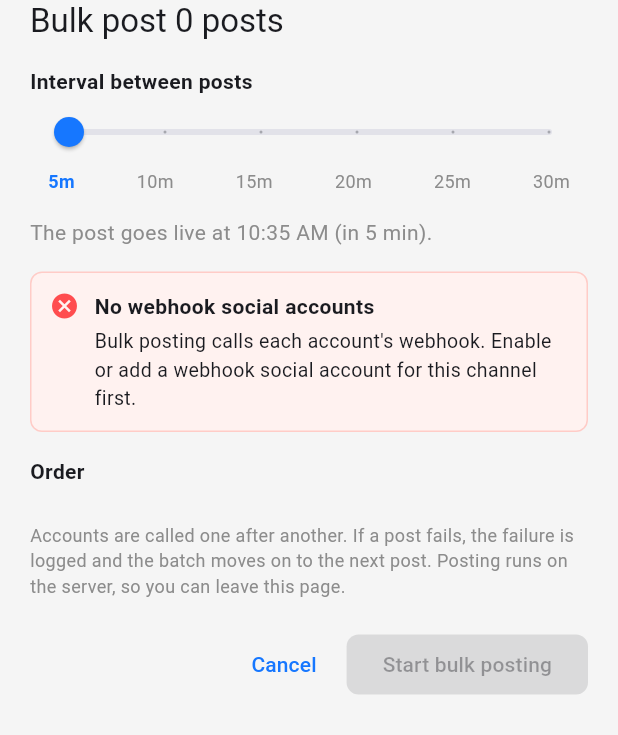
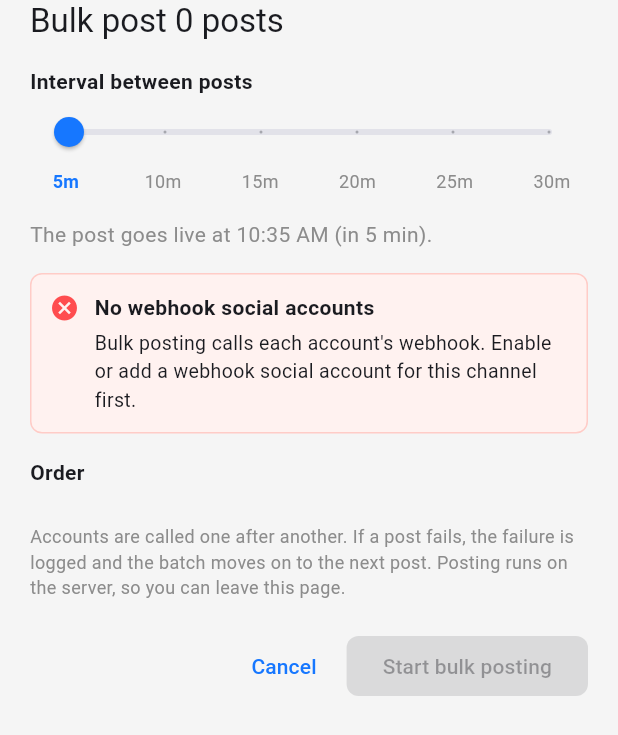
Before and after one commit to anushibinj/postintime, a Flutter app: the BulkPublishSheet widget shown alone on an empty page, opened directly with empty values, on a phone screen of 412 x 824 dp. Shown: the top 735 px of the screen. Run offline on Flutter 3.47's test engine with Material 3 defaults, Android fonts, the phone set to English and light mode, and no system bars; our stand-ins replace dio, flutter_riverpod, flutter_secure_storage, go_router, image_picker, shared_preferences; accounts and stored records are empty.

Commit message:
Name the post and channel rows for screen readers, bolden post titles, align slider labels
Co-Authored-By: Claude Sonnet 5.5 <noreply@anthropic.com>
Claude-Session: https://claude.ai/code/session_01M9XyenHJLx9epz3XCDLHtH

```diff
--- a/mobile/lib/features/bulk_publish/bulk_publish_sheet.dart
+++ b/mobile/lib/features/bulk_publish/bulk_publish_sheet.dart
@@ -56,8 +56,10 @@ class _BulkPublishSheetState extends ConsumerState<BulkPublishSheet> {
     final enabled = widget.accounts.where((account) => account.enabled).toList();
     final webhookAccounts = enabled.where((account) => account.postingMode == PostingMode.webhook).toList();
     final manualAccounts = enabled.where((account) => account.postingMode == PostingMode.manual).toList();
-    final pickedIds =
-        webhookAccounts.where((account) => !_excludedIds.contains(account.id)).map((account) => account.id).toList();
+    final pickedIds = webhookAccounts
+        .where((account) => !_excludedIds.contains(account.id))
+        .map((account) => account.id)
+        .toList();
     final first = firstSlot(widget.queueTail, _interval, now);
     final last = first.add(Duration(minutes: _interval * (posts.length - 1).clamp(0, 1 << 30)));
     final startsNow = !first.isAfter(now);
@@ -93,7 +95,15 @@ class _BulkPublishSheetState extends ConsumerState<BulkPublishSheet> {
             Text('Bulk post ${posts.length} $plural', style: Theme.of(context).textTheme.titleLarge),
             const SizedBox(height: 16),
             const Text('Interval between posts', style: TextStyle(fontWeight: FontWeight.w600)),
-            Semantics(
+            // The track is inset by the overlay radius, which is pinned here so the labels below can
+            // sit exactly under the slider's stops.
+            SliderTheme(
+              data: SliderTheme.of(context).copyWith(
+                overlayShape: const RoundSliderOverlayShape(overlayRadius: _sliderInset),
+                trackShape: const RoundedRectSliderTrackShape(),
+                thumbShape: const RoundSliderThumbShape(),
+              ),
+              child: Semantics(
                 label: 'Interval between posts in minutes',
                 child: Slider(
                   min: bulkIntervalMin.toDouble(),
@@ -104,23 +114,8 @@ class _BulkPublishSheetState extends ConsumerState<BulkPublishSheet> {
                   onChanged: (value) => setState(() => _interval = normalizeInterval(value)),
                 ),
               ),
-            Padding(
-              padding: const EdgeInsets.symmetric(horizontal: 12),
-              child: Row(
-                mainAxisAlignment: MainAxisAlignment.spaceBetween,
-                children: [
-                  for (final mark in intervalMarks().entries)
-                    Text(
-                      mark.value,
-                      style: TextStyle(
-                        fontSize: 12,
-                        color: mark.key == _interval ? AppColors.primary : AppColors.secondaryText,
-                        fontWeight: mark.key == _interval ? FontWeight.w600 : FontWeight.normal,
             ),
-                    ),
-                ],
-              ),
-            ),
+            _IntervalMarks(selected: _interval),
             const SizedBox(height: 16),
             Text(summary.toString(), style: AppText.secondary),
             const SizedBox(height: 16),
@@ -128,7 +123,8 @@ class _BulkPublishSheetState extends ConsumerState<BulkPublishSheet> {
               const AppAlert(
                 type: AlertType.error,
                 title: 'No webhook social accounts',
-                description: "Bulk posting calls each account's webhook. Enable or add a webhook social account "
+                description:
+                    "Bulk posting calls each account's webhook. Enable or add a webhook social account "
                     'for this channel first.',
               )
             else
@@ -189,6 +185,47 @@ class _BulkPublishSheetState extends ConsumerState<BulkPublishSheet> {
   }
 }
 
+/// How far the slider's track is inset from its edges.
+const double _sliderInset = 24;
+
+/// The `5m … 30m` labels, each centred under its stop on the slider.
+class _IntervalMarks extends StatelessWidget {
+  const _IntervalMarks({required this.selected});
+
+  final int selected;
+
+  @override
+  Widget build(BuildContext context) {
+    final marks = intervalMarks().entries.toList();
+    return LayoutBuilder(
+      builder: (context, constraints) {
+        final step = (constraints.maxWidth - 2 * _sliderInset) / (marks.length - 1);
+        return SizedBox(
+          height: 18,
+          child: Stack(
+            children: [
+              for (var i = 0; i < marks.length; i++)
+                Positioned(
+                  left: _sliderInset + i * step - 20,
+                  width: 40,
+                  child: Text(
+                    marks[i].value,
+                    textAlign: TextAlign.center,
+                    style: TextStyle(
+                      fontSize: 12,
+                      color: marks[i].key == selected ? AppColors.primary : AppColors.secondaryText,
+                      fontWeight: marks[i].key == selected ? FontWeight.w600 : FontWeight.normal,
+                    ),
+                  ),
+                ),
+            ],
+          ),
+        );
+      },
+    );
+  }
+}
+
 class _AccountPicker extends StatelessWidget {
   const _AccountPicker({
     required this.webhookAccounts,
@@ -215,7 +252,9 @@ class _AccountPicker extends StatelessWidget {
       children: [
         Row(
           children: [
-            const Expanded(child: Text('Post to', style: TextStyle(fontWeight: FontWeight.w600))),
+            const Expanded(
+              child: Text('Post to', style: TextStyle(fontWeight: FontWeight.w600)),
+            ),
             if (webhookAccounts.length > 1)
               InkWell(
                 onTap: () => onChanged(allPicked ? allIds : <String>{}),
--- a/mobile/lib/features/channels/channels_page.dart
+++ b/mobile/lib/features/channels/channels_page.dart
@@ -115,7 +115,8 @@ class _ChannelCard extends StatelessWidget {
       child: Column(
         crossAxisAlignment: CrossAxisAlignment.stretch,
         children: [
-          InkWell(
+          MergeSemantics(
+            child: InkWell(
               onTap: onView,
               child: Padding(
                 padding: const EdgeInsets.all(16),
@@ -132,7 +133,10 @@ class _ChannelCard extends StatelessWidget {
                           ),
                         ),
                         const SizedBox(width: 8),
-                      AppTag(channel.enabled ? 'Enabled' : 'Disabled', tone: channel.enabled ? TagTone.green : TagTone.neutral),
+                        AppTag(
+                          channel.enabled ? 'Enabled' : 'Disabled',
+                          tone: channel.enabled ? TagTone.green : TagTone.neutral,
+                        ),
                       ],
                     ),
                     const SizedBox(height: 4),
@@ -150,11 +154,24 @@ class _ChannelCard extends StatelessWidget {
                 ),
               ),
             ),
+          ),
           const Divider(),
           Row(
             children: [
-              Expanded(child: TextButton.icon(onPressed: onView, icon: const Icon(Icons.visibility_outlined, size: 18), label: const Text('View'))),
-              Expanded(child: TextButton.icon(onPressed: onEdit, icon: const Icon(Icons.edit_outlined, size: 18), label: const Text('Edit'))),
+              Expanded(
+                child: TextButton.icon(
+                  onPressed: onView,
+                  icon: const Icon(Icons.visibility_outlined, size: 18),
+                  label: const Text('View'),
+                ),
+              ),
+              Expanded(
+                child: TextButton.icon(
+                  onPressed: onEdit,
+                  icon: const Icon(Icons.edit_outlined, size: 18),
+                  label: const Text('Edit'),
+                ),
+              ),
               Expanded(
                 child: TextButton.icon(
                   onPressed: onDelete,
--- a/mobile/lib/features/posts/post_card.dart
+++ b/mobile/lib/features/posts/post_card.dart
@@ -107,6 +107,8 @@ class _PostCardState extends ConsumerState<PostCard> {
                   ),
                 ),
               Expanded(
+                // One accessible button named after the whole row (title, caption, queue status).
+                child: MergeSemantics(
                   child: InkWell(
                     borderRadius: BorderRadius.circular(kRadius),
                     onTap: () => context.push('/channels/${widget.channelId}/posts/${post.id}'),
@@ -124,7 +126,7 @@ class _PostCardState extends ConsumerState<PostCard> {
                                   post.title,
                                   maxLines: 1,
                                   overflow: TextOverflow.ellipsis,
-                                style: Theme.of(context).textTheme.titleSmall,
+                                  style: Theme.of(context).textTheme.titleSmall?.copyWith(fontWeight: FontWeight.w600),
                                 ),
                                 if (caption != null && caption.isNotEmpty)
                                   Padding(
@@ -149,6 +151,7 @@ class _PostCardState extends ConsumerState<PostCard> {
                             ),
                           ),
                         ],
+                      ),
                     ),
                   ),
                 ),
@@ -212,7 +215,8 @@ class AccountToggle extends StatelessWidget {
         : webhook
         ? 'Send webhook for ${account.name}'
         : 'Mark ${account.name} as posted';
-    final tooltip = '${account.name} · ${webhook ? 'Webhook' : 'Manual'} · ${posted ? 'Posted' : 'Not posted'}'
+    final tooltip =
+        '${account.name} · ${webhook ? 'Webhook' : 'Manual'} · ${posted ? 'Posted' : 'Not posted'}'
         '${locked ? ' · Queued for bulk posting' : ''}';
 
     return Tooltip(
@@ -310,13 +314,7 @@ class PostThumb extends StatelessWidget {
 
 /// A channel's posts as bordered rows, with optional selection for bulk actions.
 class PostList extends ConsumerWidget {
-  const PostList({
-    super.key,
-    required this.posts,
-    required this.channelId,
-    this.selectedIds,
-    this.onSelectChange,
-  });
+  const PostList({super.key, required this.posts, required this.channelId, this.selectedIds, this.onSelectChange});
 
   final List<Post> posts;
   final String channelId;
```
Also changed, not shown: 1 other file. Lines whose indentation alone changed are shown as unchanged.
